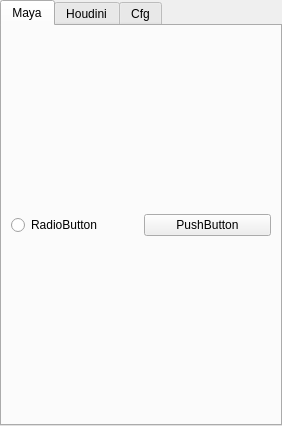
Qt form gui/design.ui (mushogenshin/mk_dcc) before a commit.
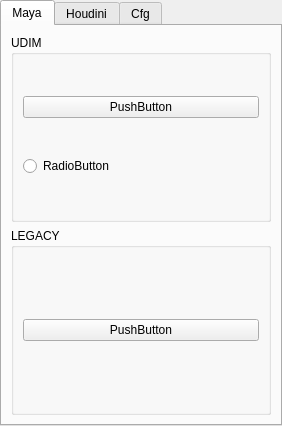
The same form after that commit. The open tabs and pages were chosen to show the change.

```diff
--- a/gui/design.ui
+++ b/gui/design.ui
@@ -27,7 +27,20 @@
        <attribute name="title">
         <string>Maya</string>
        </attribute>
-       <layout class="QHBoxLayout" name="horizontalLayout">
+       <layout class="QVBoxLayout" name="verticalLayout_7">
+        <item>
+         <widget class="QGroupBox" name="groupBox_4">
+          <property name="title">
+           <string>UDIM</string>
+          </property>
+          <layout class="QVBoxLayout" name="verticalLayout_9">
+           <item>
+            <widget class="QPushButton" name="pushButton_2">
+             <property name="text">
+              <string>PushButton</string>
+             </property>
+            </widget>
+           </item>
         <item>
          <widget class="QRadioButton" name="radioButton">
           <property name="text">
@@ -35,6 +48,15 @@
           </property>
          </widget>
         </item>
+          </layout>
+         </widget>
+        </item>
+        <item>
+         <widget class="QGroupBox" name="groupBox_3">
+          <property name="title">
+           <string>LEGACY</string>
+          </property>
+          <layout class="QVBoxLayout" name="verticalLayout_8">
         <item>
          <widget class="QPushButton" name="pushButton">
           <property name="text">
@@ -44,6 +66,9 @@
         </item>
        </layout>
       </widget>
+        </item>
+       </layout>
+      </widget>
       <widget class="QWidget" name="houdini_tab">
        <attribute name="title">
         <string>Houdini</string>
```
Left out of the diff: 20 changed lines with no effect on the pictures. Lines whose indentation alone changed are shown as unchanged.
